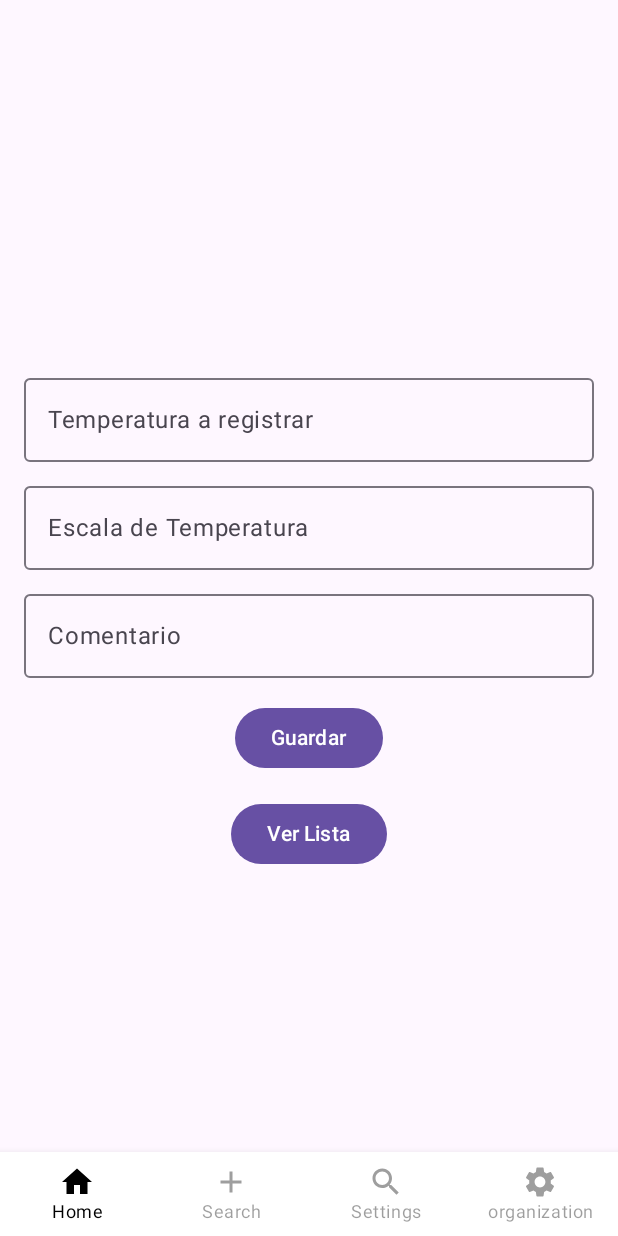
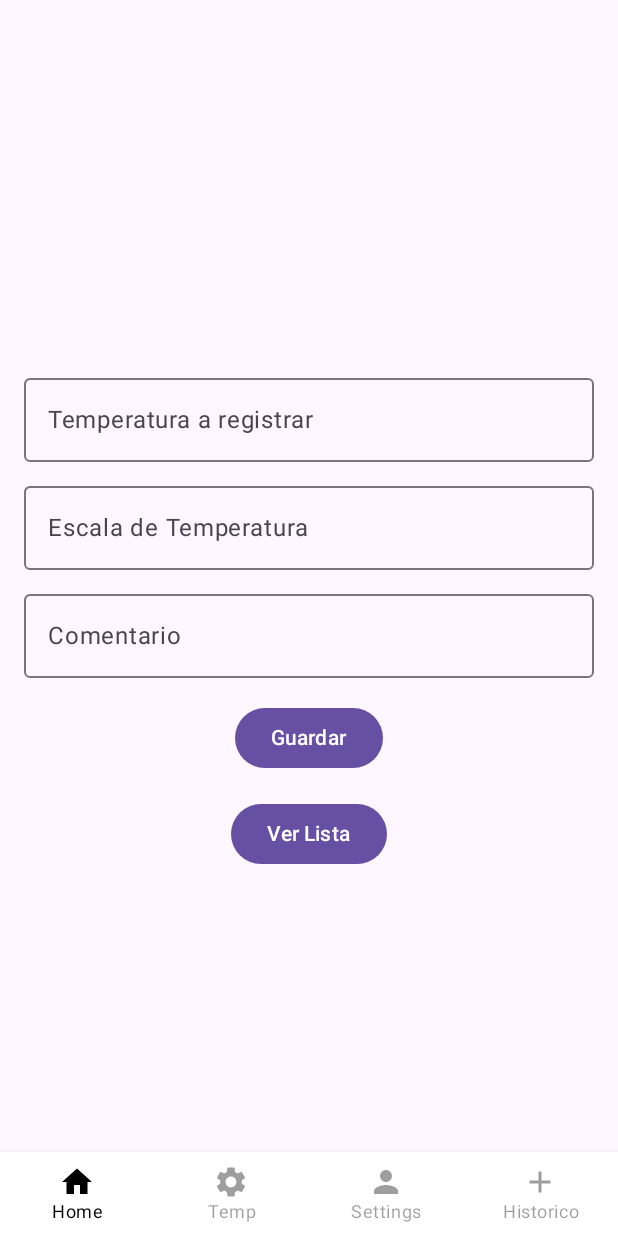
Before and after one commit to limpker10/ProyectoFinalDANP, an Android app built with Jetpack Compose: the MainScreen screen opened through its navigation route, on a phone screen of 412 x 824 dp. Run offline under Robolectric (Android 15) with nearby library versions, the phone set to English and light mode, and no system bars; our stand-ins replace Firebase (no records; nobody signed in at launch, a user with empty details on screens opened directly), livedata-compose.

```diff
--- a/app/src/main/java/com/unsa/edu/proyectofinaldanp/ui/screens/main/bottonBar/BottomBarScreen.kt
+++ b/app/src/main/java/com/unsa/edu/proyectofinaldanp/ui/screens/main/bottonBar/BottomBarScreen.kt
@@ -21,19 +21,19 @@ sealed class BottomBarScreen(
 
     object Profile : BottomBarScreen(
         route = "profile",
-        title = "Search",
-        icon = Icons.Default.Add
+        title = "Temp",
+        icon = Icons.Default.Settings
     )
 
     object Settings : BottomBarScreen(
         route = "settings",
         title = "Settings",
-        icon = Icons.Default.Search
+        icon = Icons.Default.Person
     )
 
     object MyOrganization : BottomBarScreen(
         route = "organization",
-        title = "organization",
-        icon = Icons.Default.Settings
+        title = "Historico",
+        icon = Icons.Default.Add
     )
 }
```
Also changed, not shown: 2 other files.
